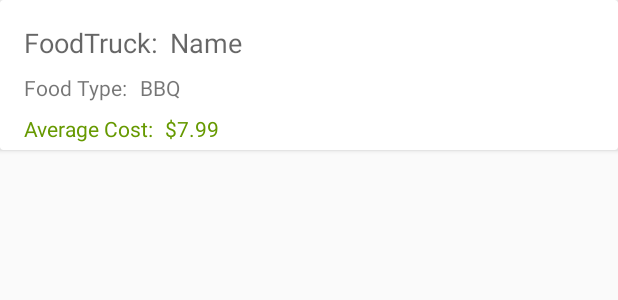
After one commit to javiergomezve/foodtruck-android, an Android app: the layout card_foodtruck.xml on its own in the app's theme, with its tools: preview values and no code run, on a phone screen of 412 x 824 dp. The commit adds this screen. Shown: the top 300 px of the screen. Run offline under Robolectric (Android 15) with nearby library versions, the phone set to English and light mode, and no system bars; network calls fail.

Commit message:
Show trucks list
RecyclerView

```diff
--- a/app/build.gradle
+++ b/app/build.gradle
@@ -27,4 +27,6 @@ dependencies {
     androidTestImplementation 'com.android.support.test.espresso:espresso-core:3.0.2'
 
     implementation 'com.android.volley:volley:1.1.1'
+    implementation 'com.android.support:recyclerview-v7:28.0.0'
+    implementation 'com.android.support:cardview-v7:28.0.0'
 }
--- /dev/null
+++ b/app/src/main/res/layout/card_foodtruck.xml
@@ -0,0 +1,82 @@
+<?xml version="1.0" encoding="utf-8"?>
+<android.support.v7.widget.CardView
+    xmlns:android="http://schemas.android.com/apk/res/android"
+    xmlns:app="http://schemas.android.com/apk/res-auto"
+    xmlns:tools="http://schemas.android.com/tools"
+    android:layout_width="match_parent"
+    android:layout_height="100dp">
+
+    <android.support.constraint.ConstraintLayout
+        android:layout_width="match_parent"
+        android:layout_height="match_parent">
+
+        <TextView
+            android:text="Name"
+            android:layout_width="wrap_content"
+            android:layout_height="wrap_content"
+            android:id="@+id/food_truck_name"
+            android:textSize="18sp"
+            android:textColor="?attr/colorControlNormal"
+            android:layout_marginStart="8dp"
+            app:layout_constraintLeft_toRightOf="@+id/textView4"
+            android:layout_marginLeft="8dp"
+            app:layout_constraintBottom_toBottomOf="@+id/textView4" />
+
+        <TextView
+            android:text="FoodTruck:"
+            android:layout_width="wrap_content"
+            android:layout_height="wrap_content"
+            android:id="@+id/textView4"
+            android:textSize="18sp"
+            android:textColor="?attr/colorControlNormal"
+            android:layout_marginTop="16dp"
+            app:layout_constraintTop_toTopOf="parent"
+            android:layout_marginStart="16dp"
+            app:layout_constraintLeft_toLeftOf="parent"
+            android:layout_marginLeft="16dp" />
+
+        <TextView
+            android:text="Food Type:"
+            android:layout_width="wrap_content"
+            android:layout_height="wrap_content"
+            android:id="@+id/textView2"
+            android:layout_marginStart="16dp"
+            app:layout_constraintLeft_toLeftOf="parent"
+            android:layout_marginLeft="16dp"
+            android:layout_marginTop="8dp"
+            app:layout_constraintTop_toBottomOf="@+id/textView4" />
+
+        <TextView
+            android:text="BBQ"
+            android:layout_width="wrap_content"
+            android:layout_height="wrap_content"
+            android:id="@+id/food_truck_type"
+            app:layout_constraintBottom_toBottomOf="@+id/textView2"
+            android:layout_marginStart="8dp"
+            app:layout_constraintLeft_toRightOf="@+id/textView2"
+            android:layout_marginLeft="8dp" />
+
+        <TextView
+            android:text="$7.99"
+            android:layout_width="wrap_content"
+            android:layout_height="wrap_content"
+            android:id="@+id/food_truck_cost"
+            android:textColor="@android:color/holo_green_dark"
+            app:layout_constraintBottom_toBottomOf="@+id/textView6"
+            android:layout_marginStart="8dp"
+            app:layout_constraintLeft_toRightOf="@+id/textView6"
+            android:layout_marginLeft="8dp" />
+
+        <TextView
+            android:text="Average Cost:"
+            android:layout_width="wrap_content"
+            android:layout_height="wrap_content"
+            android:id="@+id/textView6"
+            android:textColor="@android:color/holo_green_dark"
+            app:layout_constraintTop_toBottomOf="@+id/textView2"
+            android:layout_marginTop="8dp"
+            android:layout_marginStart="16dp"
+            app:layout_constraintLeft_toLeftOf="parent"
+            android:layout_marginLeft="16dp" />
+    </android.support.constraint.ConstraintLayout>
+</android.support.v7.widget.CardView>
```
Also changed, not shown: app/src/main/java/com/javiergomezve/foodtruck/activities/FoodTruckListActivity.java (+13 -0 lines), app/src/main/java/com/javiergomezve/foodtruck/adapter/FoodTruckAdapter.java (added, +39 -0 lines), app/src/main/java/com/javiergomezve/foodtruck/holder/FoodTruckHolder.java (added, +29 -0 lines), app/src/main/java/com/javiergomezve/foodtruck/view/ItemDecorator.java (added, +26 -0 lines), app/src/main/res/layout/activity_food_truck_list.xml (+9 -8 lines), app/src/main/res/layout/recycler_foodtruck.xml (added, +11 -0 lines).
